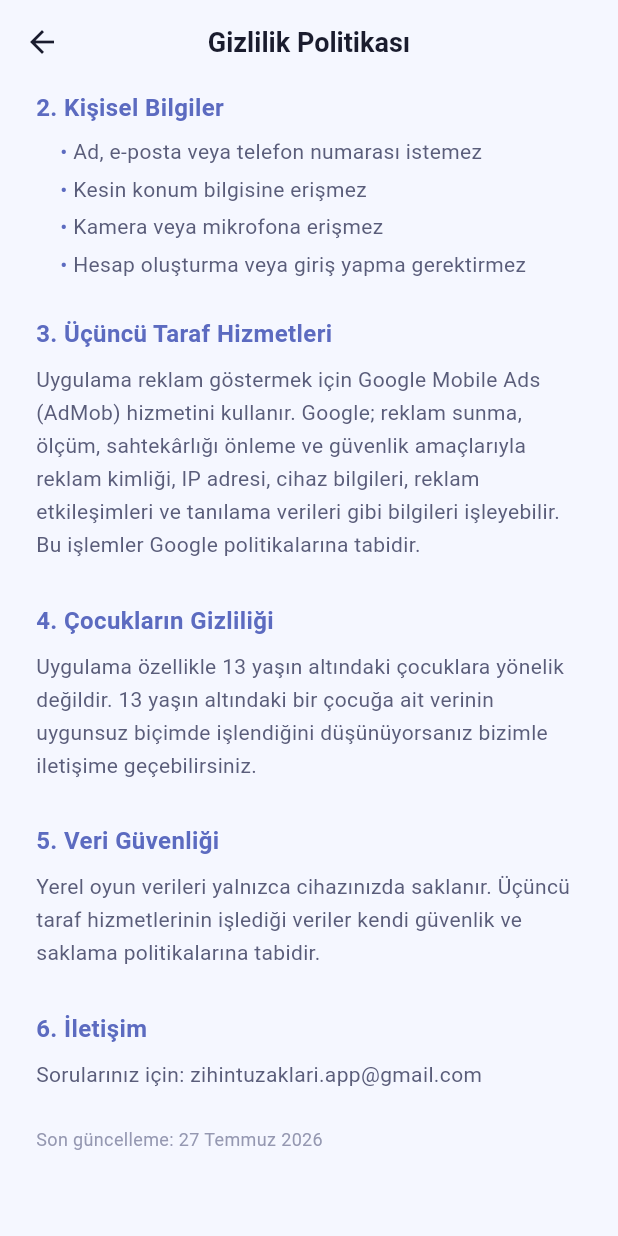
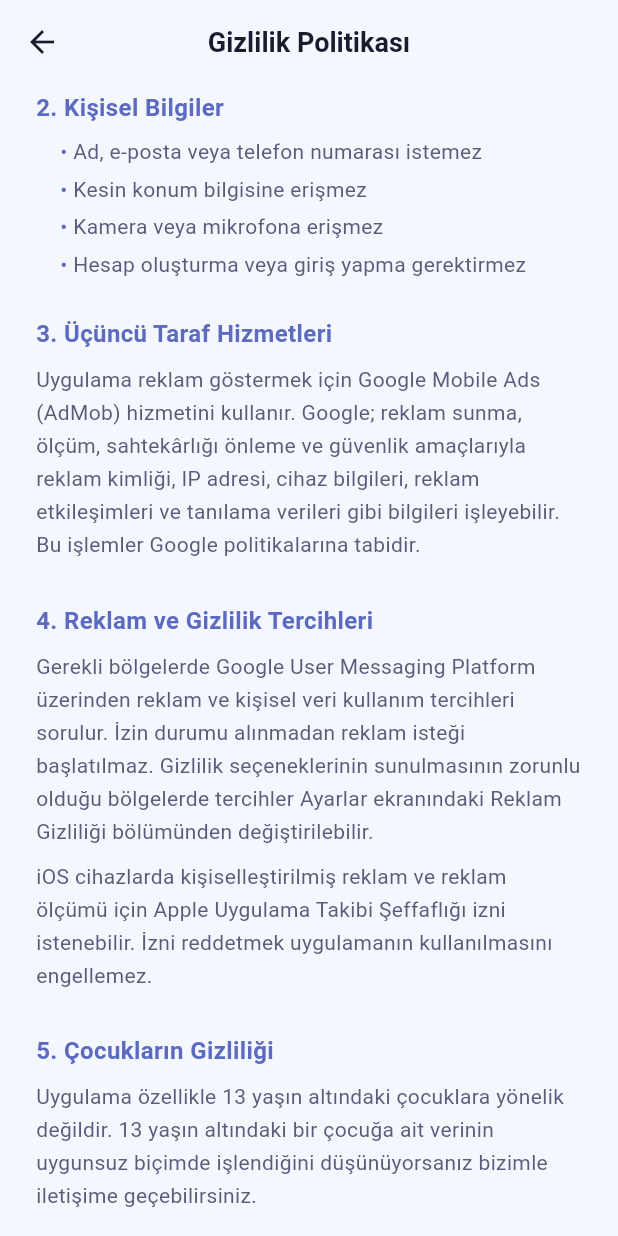
Before and after one commit to emredemireeel-boop/maymundanzekimisin, a Flutter app: the PrivacyPolicyScreen screen opened directly, scrolled down 250 dp, on a phone screen of 412 x 824 dp. Run offline on Flutter 3.47's test engine with Material 3 defaults, Android fonts, the phone set to English and light mode, and no system bars; our stand-ins replace audioplayers, confetti, google_mobile_ads, shared_preferences; accounts and stored records are empty; Roboto replaces fonts that are missing (System); project files that could hold a hidden picture were left out.

Commit message:
iOS ve Android AdMob yayin entegrasyonu

```diff
--- a/lib/config/ad_config.dart
+++ b/lib/config/ad_config.dart
@@ -2,27 +2,17 @@ import 'package:flutter/foundation.dart';
 
 /// Platform-specific ad identifiers.
 ///
-/// Android keeps the existing production identifiers. iOS uses Google's demo
-/// identifiers until the iOS app and ad units are created in AdMob. Supply the
-/// production values at build time with the IOS_ADMOB_* dart defines.
+/// Production identifiers for the Android and iOS AdMob applications.
 abstract final class AdConfig {
-  static const _androidBanner = 'ca-app-pub-2265053267835785/7158897413';
+  static const _androidBanner = 'ca-app-pub-6387001035314883/5985115224';
   static const _androidRewardedInterstitial =
-      'ca-app-pub-2265053267835785/4373392914';
-  static const _androidAppOpen = 'ca-app-pub-2265053267835785/1349939403';
+      'ca-app-pub-6387001035314883/9454738636';
+  static const _androidAppOpen = 'ca-app-pub-6387001035314883/2008181816';
 
-  static const _iosBanner = String.fromEnvironment(
-    'IOS_ADMOB_BANNER_ID',
-    defaultValue: 'ca-app-pub-3940256099942544/2435281174',
-  );
-  static const _iosRewardedInterstitial = String.fromEnvironment(
-    'IOS_ADMOB_REWARDED_INTERSTITIAL_ID',
-    defaultValue: 'ca-app-pub-3940256099942544/6978759866',
-  );
-  static const _iosAppOpen = String.fromEnvironment(
-    'IOS_ADMOB_APP_OPEN_ID',
-    defaultValue: 'ca-app-pub-3940256099942544/5575463023',
-  );
+  static const _iosBanner = 'ca-app-pub-6387001035314883/6473352077';
+  static const _iosRewardedInterstitial =
+      'ca-app-pub-6387001035314883/1576936973';
+  static const _iosAppOpen = 'ca-app-pub-6387001035314883/2838047753';
 
   static String get bannerAdUnitId =>
       defaultTargetPlatform == TargetPlatform.iOS ? _iosBanner : _androidBanner;
--- a/lib/screens/privacy_policy_screen.dart
+++ b/lib/screens/privacy_policy_screen.dart
@@ -52,7 +52,22 @@ class PrivacyPolicyScreen extends StatelessWidget {
             ),
 
             const SizedBox(height: 20),
-            _sectionTitle('4. Çocukların Gizliliği'),
+            _sectionTitle('4. Reklam ve Gizlilik Tercihleri'),
+            _paragraph(
+              'Gerekli bölgelerde Google User Messaging Platform üzerinden '
+              'reklam ve kişisel veri kullanım tercihleri sorulur. İzin durumu '
+              'alınmadan reklam isteği başlatılmaz. Gizlilik seçeneklerinin '
+              'sunulmasının zorunlu olduğu bölgelerde tercihler Ayarlar '
+              'ekranındaki Reklam Gizliliği bölümünden değiştirilebilir.',
+            ),
+            _paragraph(
+              'iOS cihazlarda kişiselleştirilmiş reklam ve reklam ölçümü için '
+              'Apple Uygulama Takibi Şeffaflığı izni istenebilir. İzni '
+              'reddetmek uygulamanın kullanılmasını engellemez.',
+            ),
+
+            const SizedBox(height: 20),
+            _sectionTitle('5. Çocukların Gizliliği'),
             _paragraph(
               'Uygulama özellikle 13 yaşın altındaki çocuklara yönelik değildir. '
               '13 yaşın altındaki bir çocuğa ait verinin uygunsuz biçimde '
@@ -60,7 +75,7 @@ class PrivacyPolicyScreen extends StatelessWidget {
             ),
 
             const SizedBox(height: 20),
-            _sectionTitle('5. Veri Güvenliği'),
+            _sectionTitle('6. Veri Güvenliği'),
             _paragraph(
               'Yerel oyun verileri yalnızca cihazınızda saklanır. Üçüncü taraf '
               'hizmetlerinin işlediği veriler kendi güvenlik ve saklama '
@@ -68,7 +83,7 @@ class PrivacyPolicyScreen extends StatelessWidget {
             ),
 
             const SizedBox(height: 20),
-            _sectionTitle('6. İletişim'),
+            _sectionTitle('7. İletişim'),
             _paragraph('Sorularınız için: zihintuzaklari.app@gmail.com'),
 
             const SizedBox(height: 16),
--- a/pubspec.yaml
+++ b/pubspec.yaml
@@ -1,7 +1,7 @@
 name: zihin_tuzaklari
 description: "Maymundan Zeki Misin? – Strateji ve Mantık Yarışması"
 publish_to: 'none'
-version: 1.0.8+8
+version: 1.0.9+9
 
 environment:
   sdk: ^3.10.4
@@ -15,7 +15,7 @@ dependencies:
   shared_preferences: ^2.3.4
   confetti: ^0.8.0
   audioplayers: ^6.1.0
-  google_mobile_ads: ^5.3.0
+  google_mobile_ads: ^9.0.0
   flutter_localizations:
     sdk: flutter
 
```
Also changed, not shown: lib/main.dart (+5 -3 lines), lib/screens/settings_screen.dart (+34 -0 lines), lib/services/ad_service.dart (+74 -0 lines), lib/widgets/banner_ad_widget.dart (+24 -6 lines), pubspec.lock, 3 other files.
